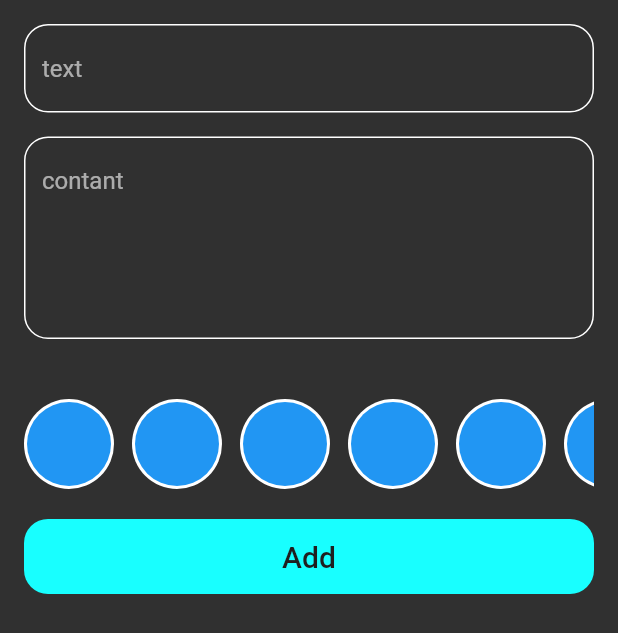
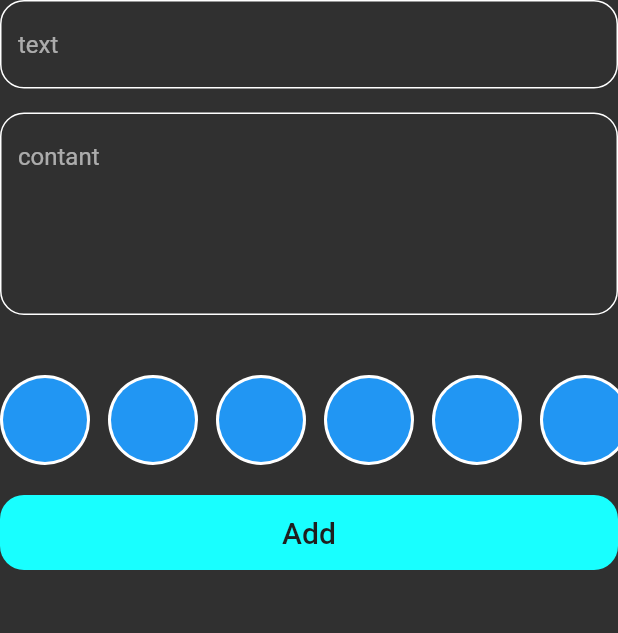
Before and after one commit to ammaraboalrub3/note_app, a Flutter app: the CustomSheetItems widget shown alone on an empty page, opened directly, on a phone screen of 412 x 824 dp. Shown: the top 633 px of the screen. Run offline on Flutter 3.47's test engine with Material 2 defaults, Android fonts, the phone set to English and light mode, and no system bars.

Commit message:
extarct CustomSheetItems widgets alone inside CustomMainSheetBody

```diff
--- a/lib/view/note_body_view.dart
+++ b/lib/view/note_body_view.dart
@@ -1,5 +1,5 @@
 import 'package:flutter/material.dart';
-import 'package:note_application/widget/custom_sheet_items.dart';
+import 'package:note_application/widget/custom_main_sheet_body.dart';
 
 import '../widget/note_body_view_extract.dart';
 
@@ -21,7 +21,7 @@ class NoteBodyView extends StatelessWidget {
                 ),
                 context: context,
                 builder: (context) {
-                  return const CustomSheetItems();
+                  return const CustomMainSheetBody();
                 });
           }),
       body: const SafeArea(
--- a/lib/widget/custom_sheet_items.dart
+++ b/lib/widget/custom_sheet_items.dart
@@ -1,7 +1,7 @@
 import 'package:flutter/material.dart';
-import 'package:note_application/widget/Custom_text_field.dart';
-import 'package:note_application/widget/custom_circle_avatar_builder.dart';
 
+import 'Custom_text_field.dart';
+import 'custom_circle_avatar_builder.dart';
 import 'custom_click_button.dart';
 
 class CustomSheetItems extends StatelessWidget {
@@ -11,14 +11,7 @@ class CustomSheetItems extends StatelessWidget {
 
   @override
   Widget build(BuildContext context) {
-    return Padding(
-        padding: EdgeInsets.only(
-            top: 16,
-            right: 16,
-            left: 16,
-            bottom: MediaQuery.of(context).viewInsets.bottom),
-        child: SingleChildScrollView(
-            child: Column(
+    return Column(
       children: [
         const CustomTextField(
           maxLines: 1,
@@ -45,6 +38,6 @@ class CustomSheetItems extends StatelessWidget {
           height: 18,
         )
       ],
-        )));
+    );
   }
 }
```
Also changed, not shown: lib/widget/custom_main_sheet_body.dart (added, +22 -0 lines). Lines whose indentation alone changed are shown as unchanged.
